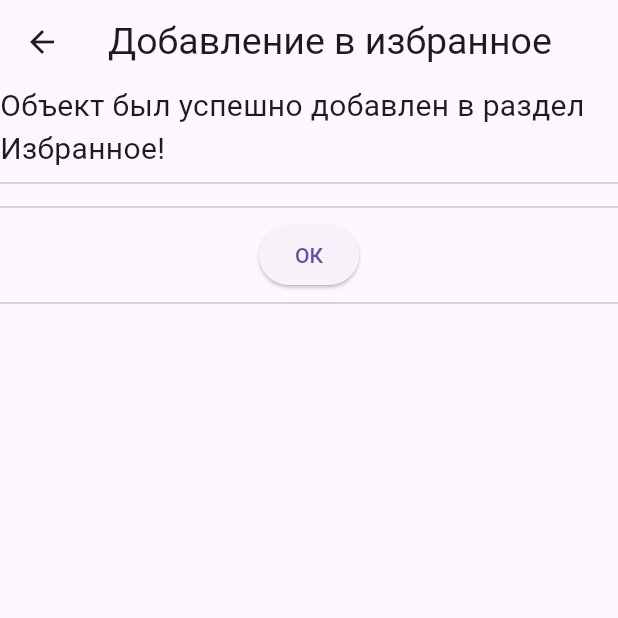
After one commit to NikitaKolpakov27/flutter_app, a Flutter app: the FavoriteSetter screen opened directly, on a phone screen of 412 x 824 dp, the top half of it. The commit adds this screen. Run offline on Flutter 3.47's test engine with Material 3 defaults, Android fonts, the phone set to English and light mode, and no system bars.

Commit message:
Added adding favorites (new_favorite.dart)

```diff
--- a/assets/locations.json
+++ b/assets/locations.json
@@ -3,11 +3,13 @@
     {
       "id": 0,
       "location_name": "The Grand Canyon",
+      "favorite": false,
       "description": "Massive open natural landscape"
     },
     {
       "id": 1,
       "location_name": "Baikal Lake",
+      "favorite": false,
       "description": "Huge and purest lake in the World"
     }
   ]
--- a/assets/notes.json
+++ b/assets/notes.json
@@ -3,11 +3,13 @@
     {
       "id": 0,
       "note_title": "The Grand Canyon",
+      "favorite": false,
       "note_text": "I hurt myself today, to see if i still feel, i focus on the pain the only thing that's real"
     },
     {
       "id": 1,
       "note_title": "Baikal Lake",
+      "favorite": false,
       "note_text": "Одно из самых живописных мест в мире!"
     }
   ]
--- a/assets/perses.json
+++ b/assets/perses.json
@@ -7,6 +7,7 @@
       "patronymic": "Sergeevich",
       "sex": true,
       "age": 22,
+      "favorite": false,
       "personality": [
         {
           "mbti": "ISTP",
@@ -21,6 +22,7 @@
       "patronymic": "Filippovna",
       "sex": false,
       "age": 21,
+      "favorite": false,
       "personality": [
         {
           "mbti": "INFP",
--- a/assets/stories.json
+++ b/assets/stories.json
@@ -4,6 +4,7 @@
       "id": 0,
       "title": "How I spent the summer",
       "genre": "Narrative",
+      "favorite": false,
       "characters": [
         {
           "charID": 0
@@ -14,6 +15,7 @@
       "id": 1,
       "title": "Stranger things",
       "genre": "Horror",
+      "favorite": false,
       "characters": [
         {
           "charID": 0
--- /dev/null
+++ b/lib/favorite/new_favorite.dart
@@ -0,0 +1,42 @@
+import 'package:flutter/material.dart';
+import 'package:test_flutter/main.dart';
+
+class FavoriteSetter extends StatelessWidget {
+  const FavoriteSetter({super.key});
+
+  @override
+  Widget build(BuildContext context) {
+    return Scaffold(
+        appBar: AppBar(
+          title: const Text(
+              "Добавление в избранное",
+              style: TextStyle(fontSize: 25.0),
+          ),
+        ),
+
+        body: Column(
+          children: [
+            const Text(
+                'Объект был успешно добавлен в раздел Избранное!',
+                style: TextStyle(fontSize: 20.0),
+            ),
+            const Divider(),
+            const Divider(),
+
+            ElevatedButton(
+                onPressed: () {
+                  Navigator.push(
+                    context,
+                    MaterialPageRoute(
+                      builder: (context) => AddMenu(),
+                    ),
+                  );
+                },
+                child: const Text('ОК')
+            ),
+            const Divider(),
+          ],
+        )
+    );
+  }
+}
--- a/lib/generate_menu.dart
+++ b/lib/generate_menu.dart
@@ -117,7 +117,7 @@ class GenerateMenu extends StatelessWidget {
                       Navigator.push(
                         context,
                         MaterialPageRoute(
-                          builder: (context) => CreateNewLocation(_name),
+                          builder: (context) => const NewLocation(),
                         ),
                       );
                     },
--- a/lib/locations/locations_json.dart
+++ b/lib/locations/locations_json.dart
@@ -41,7 +41,6 @@ class _JsonHomeState extends State<JsonLocation> {
               onPressed: readJsonFile,
               child: const Text('Загрузить локации'),
             ),
-            // Display the data loaded from movies.json
             _locations.isNotEmpty
                 ? Expanded(
               child: ListView.builder(
@@ -52,9 +51,10 @@ class _JsonHomeState extends State<JsonLocation> {
                         Navigator.push(
                           context,
                           MaterialPageRoute(
-                            builder: (context) => LocationView(
+                            builder: (context) => LocView(
                                 _locations[index]["id"],
                                 _locations[index]["location_name"],
+                                _locations[index]["favorite"],
                                 _locations[index]["description"]
                             ),
                           ),
```
Also changed, not shown: lib/locations/new_location.dart (+78 -17 lines), lib/main.dart (+5 -4 lines).
